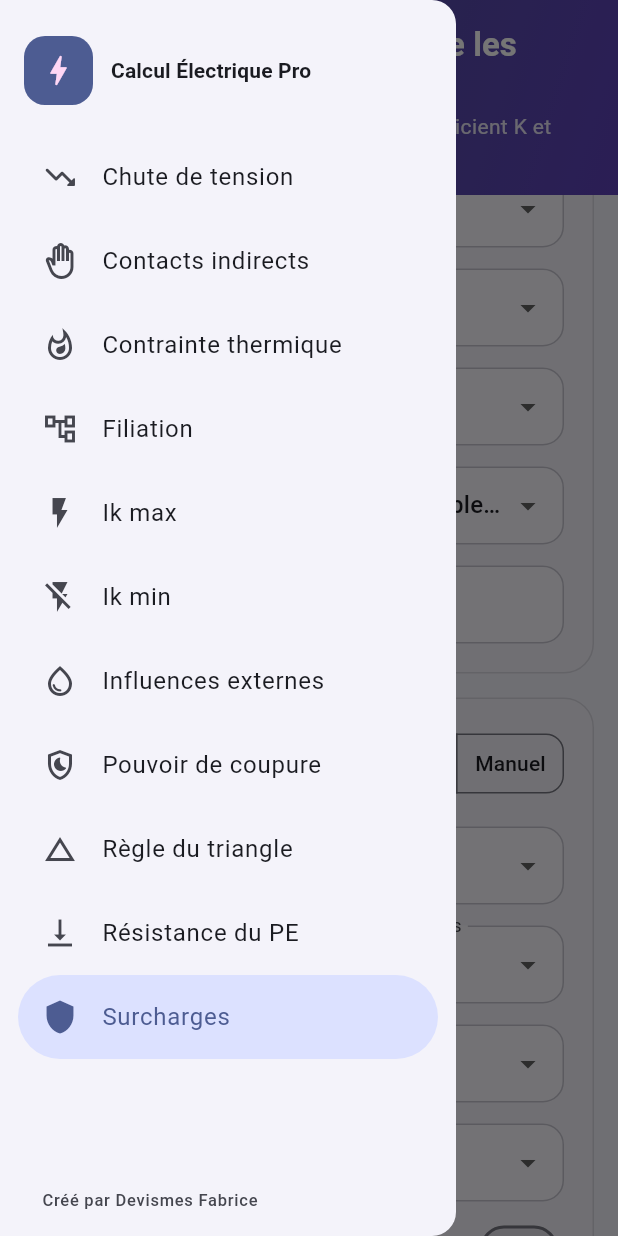
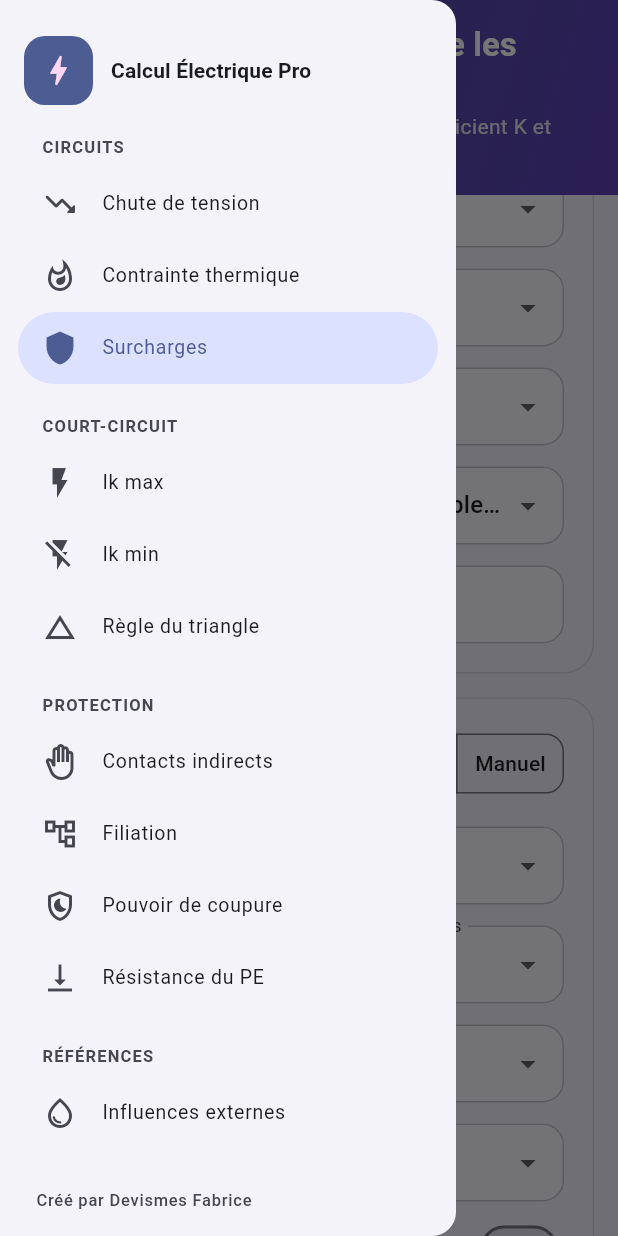
Before and after one commit to Coldwar-49/calcul_electrique_pro, a Flutter app: the screen it shows after launch, scrolled down 576 dp, after a tap on the "menu" icon, on a phone screen of 412 x 824 dp. Run offline on Flutter 3.47's test engine with Material 3 defaults, Android fonts, the phone set to English and light mode, and no system bars; our stand-ins replace flutter_riverpod.

Commit message:
Menu regroupé par rubriques
Le rail de navigation est remplacé par un menu à rubriques (Circuits,
Court-circuit, Protection, Références), entrées et rubriques par ordre
alphabétique. Fixe à gauche dès 600 px (icônes seules sous 900 px, avec
info-bulles), même menu dans le panneau coulissant sur téléphone. Le crédit
reste toujours visible en bas. Le fond du menu est un Material pour que la
surbrillance de l'entrée sélectionnée reste visible.

Tests : ordre des rubriques et des entrées, menu fixe à gauche à 700 et
1400 px, défilement dans une fenêtre basse (360 px), crédit toujours visible.

Co-Authored-By: Claude Sonnet 5.5 <noreply@anthropic.com>

```diff
--- a/lib/presentation/screens/accueil_shell.dart
+++ b/lib/presentation/screens/accueil_shell.dart
@@ -8,8 +8,8 @@ import 'contacts_indirects_screen.dart';
 import 'contrainte_thermique_screen.dart';
 import 'filiation_screen.dart';
 import 'ik_max_screen.dart';
+import 'ik_min_screen.dart';
 import 'influences_externes_screen.dart';
-import 'ik_min_screen.dart';
 import 'pouvoir_de_coupure_screen.dart';
 import 'regle_triangle_screen.dart';
 import 'resistance_pe_screen.dart';
@@ -23,30 +23,50 @@ class _Destination {
   final Widget page;
 }
 
-/// Entrées du menu, par ordre alphabétique.
-const _destinations = [
+class _Groupe {
+  const _Groupe(this.titre, this.entrees);
+  final String titre;
+  final List<_Destination> entrees;
+}
+
+/// Rubriques du menu, par ordre alphabétique, et entrées classées par ordre
+/// alphabétique dans chaque rubrique. Pour ajouter un calcul : une ligne ici.
+const _groupes = [
+  _Groupe('Circuits', [
     _Destination('Chute de tension', Icons.trending_down_rounded,
         Icons.trending_down, ChuteTensionScreen()),
-  _Destination('Contacts indirects', Icons.back_hand_outlined, Icons.back_hand,
-      ContactsIndirectsScreen()),
-  _Destination('Contrainte thermique', Icons.whatshot_outlined, Icons.whatshot,
-      ContrainteThermiqueScreen()),
-  _Destination('Filiation', Icons.account_tree_outlined, Icons.account_tree,
-      FiliationScreen()),
+    _Destination('Contrainte thermique', Icons.whatshot_outlined,
+        Icons.whatshot, ContrainteThermiqueScreen()),
+    _Destination(
+        'Surcharges', Icons.shield_outlined, Icons.shield, SurchargesScreen()),
+  ]),
+  _Groupe('Court-circuit', [
     _Destination(
         'Ik max', Icons.flash_on_outlined, Icons.flash_on, IkMaxScreen()),
     _Destination(
         'Ik min', Icons.flash_off_outlined, Icons.flash_off, IkMinScreen()),
+    _Destination('Règle du triangle', Icons.change_history_outlined,
+        Icons.change_history, RegleTriangleScreen()),
+  ]),
+  _Groupe('Protection', [
+    _Destination('Contacts indirects', Icons.back_hand_outlined,
+        Icons.back_hand, ContactsIndirectsScreen()),
+    _Destination('Filiation', Icons.account_tree_outlined,
+        Icons.account_tree, FiliationScreen()),
+    _Destination('Pouvoir de coupure', Icons.shield_moon_outlined,
+        Icons.shield_moon, PouvoirDeCoupureScreen()),
+    _Destination('Résistance du PE', Icons.vertical_align_bottom_outlined,
+        Icons.vertical_align_bottom, ResistancePeScreen()),
+  ]),
+  _Groupe('Références', [
     _Destination('Influences externes', Icons.water_drop_outlined,
         Icons.water_drop, InfluencesExternesScreen()),
-  _Destination('Pouvoir de coupure', Icons.shield_moon_outlined,
-      Icons.shield_moon, PouvoirDeCoupureScreen()),
-  _Destination('Règle du triangle', Icons.change_history_outlined,
-      Icons.change_history, RegleTriangleScreen()),
-  _Destination('Résistance du PE', Icons.vertical_align_bottom_outlined,
-      Icons.vertical_align_bottom, ResistancePeScreen()),
-  _Destination(
-      'Surcharges', Icons.shield_outlined, Icons.shield, SurchargesScreen()),
+  ]),
+];
+
+/// Toutes les entrées dans l'ordre du menu (l'indice sert à la navigation).
+final _destinations = <_Destination>[
+  for (final g in _groupes) ...g.entrees,
 ];
 
 final _pages = <Widget>[for (final d in _destinations) d.page];
@@ -55,8 +75,9 @@ final _pages = <Widget>[for (final d in _destinations) d.page];
 final int _indexAccueil =
     _destinations.indexWhere((d) => d.libelle == 'Surcharges');
 
-/// Coque de l'application : menu fixe à gauche dès 600 px de large (avec les
-/// libellés dès 900 px), menu coulissant sur téléphone.
+/// Coque de l'application : menu fixe à gauche dès 600 px de large (icônes
+/// seules sous 900 px, avec les libellés au-delà), menu coulissant sur
+/// téléphone.
 class AccueilShell extends ConsumerWidget {
   const AccueilShell({super.key});
 
@@ -64,46 +85,20 @@ class AccueilShell extends ConsumerWidget {
   Widget build(BuildContext context, WidgetRef ref) {
     final index = ref.watch(navigationProvider) ?? _indexAccueil;
     final nav = ref.read(navigationProvider.notifier);
-    final large = MediaQuery.sizeOf(context).width >= 600;
-    final etendu = MediaQuery.sizeOf(context).width >= 900;
+    final largeur = MediaQuery.sizeOf(context).width;
     final page = IndexedStack(index: index, children: _pages);
 
-    if (!large) {
-      // Neuf écrans : menu latéral coulissant (ouvert par le bouton du bandeau).
+    if (largeur < 600) {
       return Scaffold(
         drawer: Drawer(
           child: SafeArea(
-            child: Column(
-              crossAxisAlignment: CrossAxisAlignment.stretch,
-              children: [
-                const _Marque(toujoursEtendue: true),
-                Expanded(
-                  child: ListView(
-                    padding: const EdgeInsets.symmetric(horizontal: 12),
-                    children: [
-                      for (final (i, d) in _destinations.indexed)
-                        ListTile(
-                          shape: RoundedRectangleBorder(
-                              borderRadius: BorderRadius.circular(28)),
-                          selected: i == index,
-                          selectedTileColor:
-                              Theme.of(context).colorScheme.primaryContainer,
-                          leading: Icon(i == index ? d.iconeActive : d.icone),
-                          title: Text(d.libelle,
-                              maxLines: 1, overflow: TextOverflow.ellipsis),
-                          onTap: () {
+            child: _MenuLateral(
+              index: index,
+              compact: false,
+              onSelect: (i) {
                 nav.aller(i);
                 Navigator.of(context).pop();
               },
-                        ),
-                    ],
-                  ),
-                ),
-                const Padding(
-                  padding: EdgeInsets.fromLTRB(28, 12, 16, 16),
-                  child: CreditAuteur(),
-                ),
-              ],
             ),
           ),
         ),
@@ -111,42 +106,22 @@ class AccueilShell extends ConsumerWidget {
       );
     }
 
+    final compact = largeur < 900;
     return Scaffold(
       body: Row(
         children: [
-          // Le rail défile si la fenêtre est trop basse pour tout afficher.
-          LayoutBuilder(
-            builder: (context, c) => SingleChildScrollView(
-              child: ConstrainedBox(
-                constraints: BoxConstraints(minHeight: c.maxHeight),
-                child: IntrinsicHeight(
-                  child: NavigationRail(
-                    extended: etendu,
-                    selectedIndex: index,
-                    onDestinationSelected: nav.aller,
-                    labelType: etendu
-                        ? NavigationRailLabelType.none
-                        : NavigationRailLabelType.all,
-                    leading: const _Marque(),
-                    trailing: Expanded(
-                      child: Align(
-                        alignment: Alignment.bottomLeft,
-                        child: Padding(
-                          padding:
-                              EdgeInsets.fromLTRB(etendu ? 16 : 4, 0, 8, 16),
-                          child: CreditAuteur(etroit: !etendu),
-                        ),
-                      ),
-                    ),
-                    destinations: [
-                      for (final d in _destinations)
-                        NavigationRailDestination(
-                          icon: Icon(d.icone),
-                          selectedIcon: Icon(d.iconeActive),
-                          label: Text(d.libelle),
-                        ),
-                    ],
-                  ),
+          // Material (et non Container coloré) : les entrées ListTile y dessinent
+          // leur surbrillance de sélection.
+          Material(
+            key: const ValueKey('menu-lateral'),
+            color: Theme.of(context).colorScheme.surfaceContainerLow,
+            child: SizedBox(
+              width: compact ? 80 : 264,
+              child: SafeArea(
+                child: _MenuLateral(
+                  index: index,
+                  compact: compact,
+                  onSelect: nav.aller,
                 ),
               ),
             ),
@@ -159,16 +134,133 @@ class AccueilShell extends ConsumerWidget {
   }
 }
 
+/// Menu à rubriques : marque en haut, entrées défilantes, crédit toujours
+/// visible en bas.
+class _MenuLateral extends StatelessWidget {
+  const _MenuLateral({
+    required this.index,
+    required this.compact,
+    required this.onSelect,
+  });
+
+  final int index;
+
+  /// true : icônes seules (info-bulle avec le libellé).
+  final bool compact;
+  final ValueChanged<int> onSelect;
+
+  @override
+  Widget build(BuildContext context) {
+    final cs = Theme.of(context).colorScheme;
+    final texte = Theme.of(context).textTheme;
+
+    final elements = <Widget>[];
+    var i = 0;
+    for (var g = 0; g < _groupes.length; g++) {
+      final groupe = _groupes[g];
+      if (compact) {
+        if (g > 0) {
+          elements.add(const Divider(indent: 16, endIndent: 16, height: 16));
+        }
+      } else {
+        elements.add(Padding(
+          padding: EdgeInsets.fromLTRB(16, g == 0 ? 4 : 20, 16, 6),
+          child: Text(
+            groupe.titre.toUpperCase(),
+            style: texte.labelSmall?.copyWith(
+              color: cs.onSurfaceVariant,
+              fontWeight: FontWeight.w700,
+              letterSpacing: 0.8,
+            ),
+          ),
+        ));
+      }
+      for (final d in groupe.entrees) {
+        final indice = i++;
+        final actif = indice == index;
+        elements.add(compact
+            ? _EntreeCompacte(
+                destination: d, actif: actif, onTap: () => onSelect(indice))
+            : ListTile(
+                dense: true,
+                shape: RoundedRectangleBorder(
+                    borderRadius: BorderRadius.circular(28)),
+                selected: actif,
+                selectedTileColor: cs.primaryContainer,
+                leading: Icon(actif ? d.iconeActive : d.icone),
+                title: Text(d.libelle,
+                    maxLines: 1, overflow: TextOverflow.ellipsis),
+                onTap: () => onSelect(indice),
+              ));
+      }
+    }
+
+    return Column(
+      crossAxisAlignment: CrossAxisAlignment.stretch,
+      children: [
+        _Marque(toujoursEtendue: !compact),
+        Expanded(
+          child: ListView(
+            padding: EdgeInsets.symmetric(horizontal: compact ? 0 : 12),
+            children: elements,
+          ),
+        ),
+        Padding(
+          padding: EdgeInsets.fromLTRB(compact ? 4 : 24, 8, 8, 16),
+          child: CreditAuteur(etroit: compact),
+        ),
+      ],
+    );
+  }
+}
+
+class _EntreeCompacte extends StatelessWidget {
+  const _EntreeCompacte({
+    required this.destination,
+    required this.actif,
+    required this.onTap,
+  });
+
+  final _Destination destination;
+  final bool actif;
+  final VoidCallback onTap;
+
+  @override
+  Widget build(BuildContext context) {
+    final cs = Theme.of(context).colorScheme;
+    return Tooltip(
+      message: destination.libelle,
+      child: Padding(
+        padding: const EdgeInsets.symmetric(horizontal: 12, vertical: 2),
+        child: InkWell(
+          borderRadius: BorderRadius.circular(16),
+          onTap: onTap,
+          child: Container(
+            height: 44,
+            decoration: BoxDecoration(
+              color: actif ? cs.primaryContainer : null,
+              borderRadius: BorderRadius.circular(16),
+            ),
+            child: Icon(
+              actif ? destination.iconeActive : destination.icone,
+              color: actif ? cs.onPrimaryContainer : cs.onSurfaceVariant,
+            ),
+          ),
+        ),
+      ),
+    );
+  }
+}
+
 class _Marque extends StatelessWidget {
   const _Marque({this.toujoursEtendue = false});
 
-  /// true : logo et nom, quelle que soit la largeur (menu latéral).
+  /// true : logo et nom ; false : logo seul.
   final bool toujoursEtendue;
 
   @override
   Widget build(BuildContext context) {
     final cs = Theme.of(context).colorScheme;
-    final etendu = toujoursEtendue || MediaQuery.sizeOf(context).width >= 900;
     final logo = Container(
       padding: const EdgeInsets.all(10),
       decoration: BoxDecoration(
@@ -179,8 +271,8 @@ class _Marque extends StatelessWidget {
     );
 
     return Padding(
-      padding: const EdgeInsets.fromLTRB(16, 24, 16, 20),
-      child: etendu
+      padding: const EdgeInsets.fromLTRB(16, 24, 16, 16),
+      child: toujoursEtendue
           ? Row(
               mainAxisSize: MainAxisSize.min,
               children: [
@@ -197,7 +289,7 @@ class _Marque extends StatelessWidget {
                 ),
               ],
             )
-          : logo,
+          : Center(child: logo),
     );
   }
 }
```
Also changed, not shown: 1 other file. Lines whose indentation alone changed are shown as unchanged.
